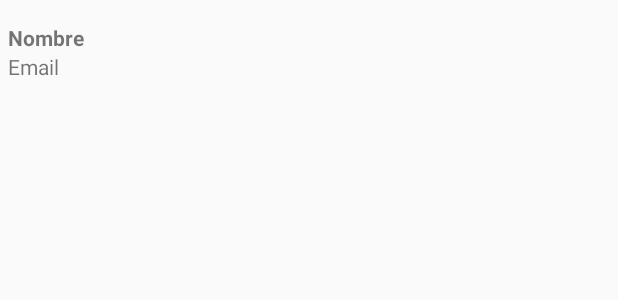
After one commit to oriolrivera/androidTree, an Android app: the layout users_rows.xml on its own in the app's theme, with its tools: preview values and no code run, on a phone screen of 412 x 824 dp. The commit adds this screen. Shown: the top 300 px of the screen. Run offline under Robolectric (Android 15) with nearby library versions, the phone set to English and light mode, and no system bars.

Commit message:
RecyclerView users

```diff
--- a/sqLite/app/src/main/AndroidManifest.xml
+++ b/sqLite/app/src/main/AndroidManifest.xml
@@ -18,6 +18,7 @@
         </activity>
         <activity android:name=".Controllers.SaveUser" />
         <activity android:name=".Controllers.Users" />
+        <activity android:name=".Controllers.UsersList" />
     </application>
 
 </manifest>
--- a/sqLite/app/src/main/java/com/sqlite/user/sqlite/MainActivity.java
+++ b/sqLite/app/src/main/java/com/sqlite/user/sqlite/MainActivity.java
@@ -8,6 +8,7 @@ import android.view.View;
 
 import com.sqlite.user.sqlite.Controllers.SaveUser;
 import com.sqlite.user.sqlite.Controllers.Users;
+import com.sqlite.user.sqlite.Controllers.UsersList;
 
 public class MainActivity extends AppCompatActivity {
 
@@ -32,6 +33,10 @@ public class MainActivity extends AppCompatActivity {
             case R.id.btnRecyclerViewBasic:
                 myIntent = new Intent(MainActivity.this, Users.class);
                 break;
+            case R.id.btnRecyclerViewUser:
+                myIntent = new Intent(MainActivity.this, UsersList.class);
+                break;
+
         }
         if (myIntent != null){
             startActivity(myIntent);
--- a/sqLite/app/src/main/java/com/sqlite/user/sqlite/Models/Users.java
+++ b/sqLite/app/src/main/java/com/sqlite/user/sqlite/Models/Users.java
@@ -18,6 +18,10 @@ public class Users {
         this.name = name;
         this.email = email;
         this.password = password;
+    }
+
+    public Users() {
+
     }
 
     public Integer getId() {
--- /dev/null
+++ b/sqLite/app/src/main/res/layout/users_rows.xml
@@ -0,0 +1,31 @@
+<?xml version="1.0" encoding="utf-8"?>
+<android.support.constraint.ConstraintLayout
+    xmlns:android="http://schemas.android.com/apk/res/android" android:layout_width="match_parent"
+    android:layout_height="match_parent">
+
+
+    <LinearLayout
+        android:layout_width="wrap_content"
+        android:layout_height="wrap_content"
+        android:orientation="vertical"
+        android:padding="5dp">
+
+        <TextView
+            android:id="@+id/idName"
+            android:layout_marginTop="10dp"
+            android:layout_width="wrap_content"
+            android:layout_height="wrap_content"
+            android:text="Nombre"
+            android:textStyle="bold" />
+
+        <TextView
+            android:id="@+id/idEmail"
+            android:layout_width="wrap_content"
+            android:layout_height="wrap_content"
+            android:text="Email"
+            android:layout_marginBottom="2dp"
+            android:layout_marginRight="10dp"/>
+
+    </LinearLayout>
+
+</android.support.constraint.ConstraintLayout>
```
Also changed, not shown: sqLite/app/src/main/java/com/sqlite/user/sqlite/Adapters/UserDynamicAdapter.java (added, +53 -0 lines), sqLite/app/src/main/java/com/sqlite/user/sqlite/Controllers/UsersList.java (added, +63 -0 lines), sqLite/app/src/main/res/layout/activity_main.xml (+7 -0 lines), sqLite/app/src/main/res/layout/user_activity.xml (added, +15 -0 lines).
